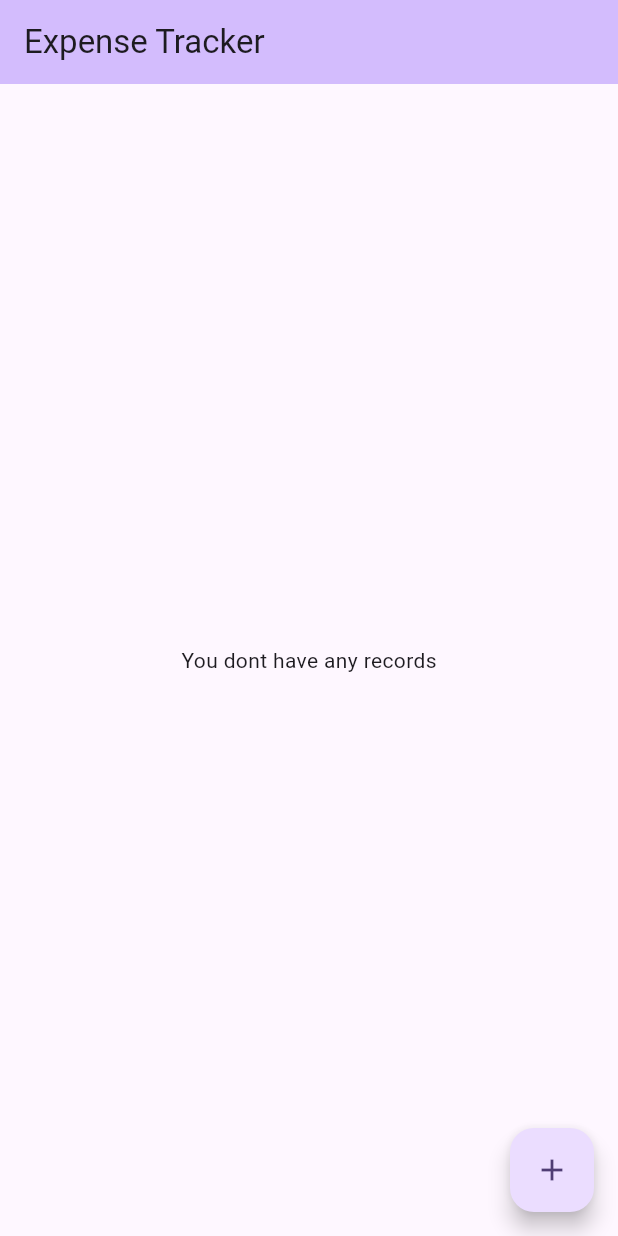
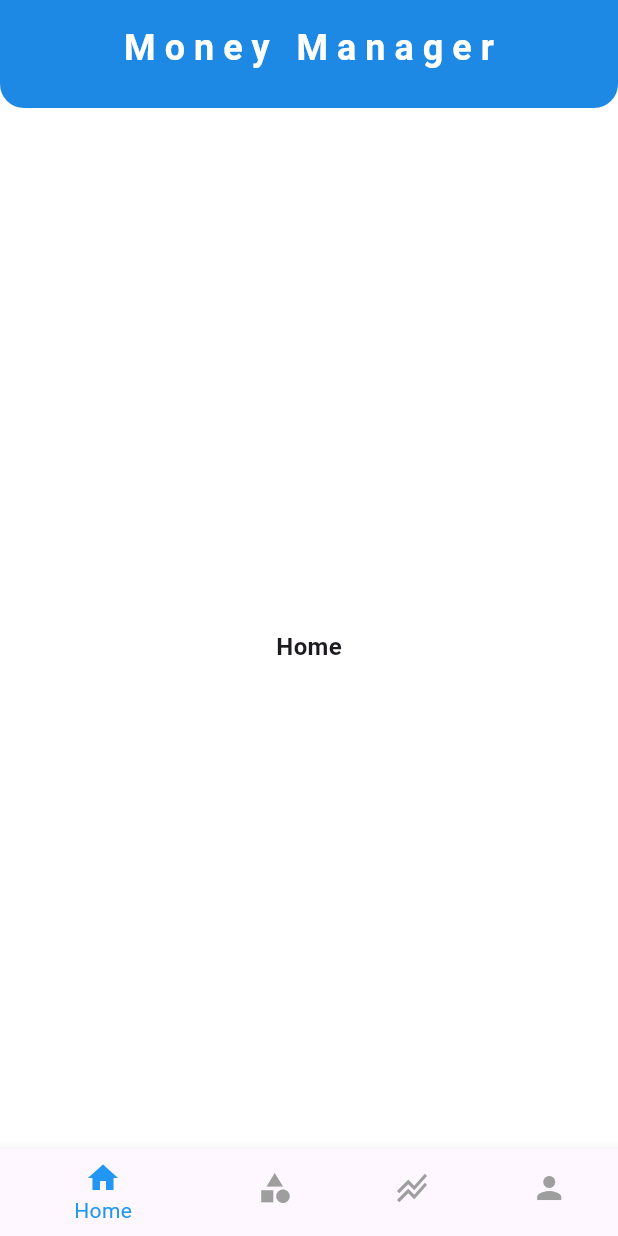
Before and after one commit to ddedida/fp-ppb-expense-tracker, a Flutter app: the screen it shows after launch, on a phone screen of 412 x 824 dp. Run offline on Flutter 3.47's test engine with Material 3 defaults, Android fonts, the phone set to English and light mode, and no system bars.

Commit message:
feat: add tampilan sementara

```diff
--- a/lib/main.dart
+++ b/lib/main.dart
@@ -1,4 +1,5 @@
 import 'package:flutter/material.dart';
+import 'pages/home_page.dart';
 
 void main() {
   runApp(const MyApp());
@@ -7,64 +8,11 @@ void main() {
 class MyApp extends StatelessWidget {
   const MyApp({super.key});
 
-  // This widget is the root of your application.
   @override
   Widget build(BuildContext context) {
-    return MaterialApp(
-      title: 'Expense Tracker',
-      theme: ThemeData(
-        colorScheme: ColorScheme.fromSeed(seedColor: Colors.deepPurple),
-        useMaterial3: true,
-      ),
-      home: const MyHomePage(title: 'Expense Tracker'),
+    return const MaterialApp(
+      debugShowCheckedModeBanner: false,
+      home: HomePage(),
     );
   }
 }
-
-class MyHomePage extends StatefulWidget {
-  const MyHomePage({super.key, required this.title});
-
-  final String title;
-
-  @override
-  State<MyHomePage> createState() => _MyHomePageState();
-}
-
-class _MyHomePageState extends State<MyHomePage> {
-  int _counter = 0;
-
-  void _incrementCounter() {
-    setState(() {
-      _counter++;
-    });
-  }
-
-  @override
-  Widget build(BuildContext context) {
-    return Scaffold(
-      appBar: AppBar(
-        backgroundColor: Theme.of(context).colorScheme.inversePrimary,
-        title: Text(widget.title),
-      ),
-      body: const Center(
-        child: Column(
-          mainAxisAlignment: MainAxisAlignment.center,
-          children: <Widget>[
-            Text(
-              'You dont have any records',
-            ),
-            // Text(
-            //   '$_counter',
-            //   style: Theme.of(context).textTheme.headlineMedium,
-            // )
-          ],
-        ),
-      ),
-      floatingActionButton: FloatingActionButton(
-        onPressed: _incrementCounter,
-        tooltip: 'Increment',
-        child: const Icon(Icons.add),
-      ), // This trailing comma makes auto-formatting nicer for build methods.
-    );
-  }
-}
--- /dev/null
+++ b/lib/pages/home_page.dart
@@ -0,0 +1,85 @@
+import 'package:flutter/material.dart';
+
+class HomePage extends StatefulWidget {
+  const HomePage({super.key});
+
+  @override
+  State<HomePage> createState() => _HomePageState();
+}
+
+class _HomePageState extends State<HomePage> {
+  int _selectedIndex = 0;
+
+  static const List<Widget> _widgetOptions = <Widget>[
+    Text('Home', style: TextStyle(fontSize: 16.0, fontWeight: FontWeight.w600)),
+    Text('Category', style: TextStyle(fontSize: 16.0, fontWeight: FontWeight.w600)),
+    Text('Stats', style: TextStyle(fontSize: 16.0, fontWeight: FontWeight.w600)),
+    Text('User', style: TextStyle(fontSize: 16.0, fontWeight: FontWeight.w600)),
+  ];
+
+  void _onItemTapped(int index) {
+    setState(() {
+      _selectedIndex = index;
+    });
+  }
+
+  @override
+  Widget build(BuildContext context) {
+    return Scaffold(
+      backgroundColor: Colors.white,
+      appBar: PreferredSize(
+        preferredSize: const Size.fromHeight(72.0 + 24.0),
+        child: Container(
+          margin: const EdgeInsets.only(bottom: 24.0),
+          child: ClipRRect(
+            borderRadius: const BorderRadius.only(
+              bottomLeft: Radius.circular(16.0),
+              bottomRight: Radius.circular(16.0)
+            ),
+            child: AppBar(
+              title: const Text(
+                "Money Manager",
+                style: TextStyle(
+                  color: Colors.white,
+                  fontWeight: FontWeight.bold,
+                  fontSize: 24.0,
+                  letterSpacing: 6.0,
+                ),
+              ),
+              centerTitle: true,
+              backgroundColor: Colors.blue[600],
+              toolbarHeight: 64.0,
+            ),
+          ),
+        ),
+      ),
+      body: Center(
+        child: _widgetOptions.elementAt(_selectedIndex),
+      ),
+      bottomNavigationBar: BottomNavigationBar(
+        items: const <BottomNavigationBarItem>[
+          BottomNavigationBarItem(
+            icon: Icon(Icons.home),
+            label: 'Home',
+          ),
+          BottomNavigationBarItem(
+            icon: Icon(Icons.category),
+            label: 'Category',
+          ),
+          BottomNavigationBarItem(
+            icon: Icon(Icons.stacked_line_chart),
+            label: 'Stats',
+          ),
+          BottomNavigationBarItem(
+            icon: Icon(Icons.person),
+            label: 'User',
+          ),
+        ],
+        currentIndex: _selectedIndex,
+        selectedItemColor: Colors.blue[500],
+        unselectedItemColor: Colors.grey,
+        onTap: _onItemTapped,
+      ),
+    );
+  }
+}
```
